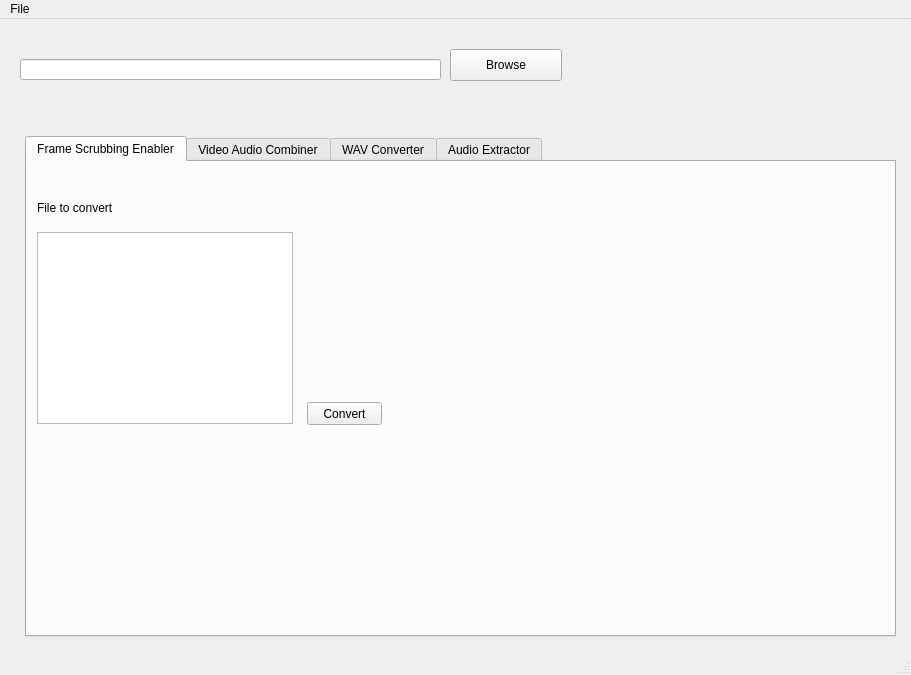
Old version of the form dsamainwindow.ui in the repository indra-dsa/dsa-multitool-gui.
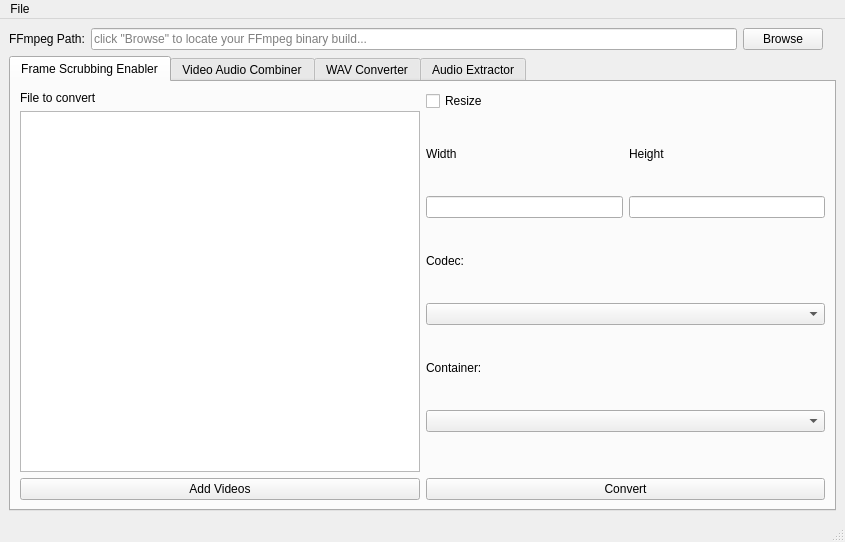
New version of the form. Icons and pictures are not drawn.

Patch:
```diff
--- a/dsamainwindow.ui
+++ b/dsamainwindow.ui
@@ -6,10 +6,16 @@
    <rect>
     <x>0</x>
     <y>0</y>
-    <width>911</width>
-    <height>675</height>
+    <width>845</width>
+    <height>542</height>
    </rect>
   </property>
+  <property name="sizePolicy">
+   <sizepolicy hsizetype="Minimum" vsizetype="Minimum">
+    <horstretch>0</horstretch>
+    <verstretch>0</verstretch>
+   </sizepolicy>
+  </property>
   <property name="windowTitle">
    <string>Double Shot Audio Multitool</string>
   </property>
@@ -18,15 +24,69 @@
     <normaloff>:/resources/images/Icon-Black.png</normaloff>:/resources/images/Icon-Black.png</iconset>
   </property>
   <widget class="QWidget" name="centralwidget">
+   <layout class="QVBoxLayout" name="verticalLayout_2">
+    <item>
+     <layout class="QHBoxLayout" name="horizontalLayout">
+      <item>
+       <layout class="QHBoxLayout" name="horizontalLayout_2">
+        <property name="spacing">
+         <number>-1</number>
+        </property>
+        <item>
+         <widget class="QLabel" name="label_3">
+          <property name="text">
+           <string>FFmpeg Path:</string>
+          </property>
+         </widget>
+        </item>
+        <item>
+         <widget class="QLineEdit" name="pathFfmpeg">
+          <property name="sizePolicy">
+           <sizepolicy hsizetype="Expanding" vsizetype="Fixed">
+            <horstretch>0</horstretch>
+            <verstretch>0</verstretch>
+           </sizepolicy>
+          </property>
+          <property name="placeholderText">
+           <string>click &quot;Browse&quot; to locate your FFmpeg binary build...</string>
+          </property>
+         </widget>
+        </item>
+        <item>
+         <widget class="QPushButton" name="browseFfmpeg">
+          <property name="text">
+           <string>Browse</string>
+          </property>
+         </widget>
+        </item>
+       </layout>
+      </item>
+      <item>
+       <widget class="QLabel" name="dsaLogo">
+        <property name="maximumSize">
+         <size>
+          <width>200</width>
+          <height>100</height>
+         </size>
+        </property>
+        <property name="autoFillBackground">
+         <bool>false</bool>
+        </property>
+        <property name="text">
+         <string/>
+        </property>
+        <property name="pixmap">
+         <pixmap resource="rsc.qrc">:/resources/images/Logo-Black.png</pixmap>
+        </property>
+        <property name="scaledContents">
+         <bool>true</bool>
+        </property>
+       </widget>
+      </item>
+     </layout>
+    </item>
+    <item>
    <widget class="QTabWidget" name="tabWidget">
-    <property name="geometry">
-     <rect>
-      <x>25</x>
-      <y>117</y>
-      <width>871</width>
-      <height>501</height>
-     </rect>
-    </property>
     <property name="currentIndex">
      <number>0</number>
     </property>
@@ -37,51 +97,25 @@
      <attribute name="title">
       <string>Frame Scrubbing Enabler</string>
      </attribute>
-     <widget class="QPushButton" name="pushButton">
-      <property name="geometry">
-       <rect>
-        <x>280</x>
-        <y>240</y>
-        <width>75</width>
-        <height>23</height>
-       </rect>
-      </property>
+       <layout class="QGridLayout" name="gridLayout_2">
+        <item row="0" column="0">
+         <layout class="QGridLayout" name="gridLayout">
+          <item row="0" column="1">
+           <widget class="QLabel" name="label_2">
       <property name="text">
-       <string>Convert</string>
-      </property>
-     </widget>
-     <widget class="QPlainTextEdit" name="plainTextEdit">
-      <property name="geometry">
-       <rect>
-        <x>110</x>
-        <y>-30</y>
-        <width>251</width>
-        <height>21</height>
-       </rect>
-      </property>
-     </widget>
-     <widget class="QLabel" name="label">
-      <property name="geometry">
-       <rect>
-        <x>110</x>
-        <y>-50</y>
-        <width>71</width>
-        <height>16</height>
-       </rect>
-      </property>
+             <string>File to convert</string>
+            </property>
+           </widget>
+          </item>
+          <item row="3" column="1">
+           <widget class="QPushButton" name="addItem">
       <property name="text">
-       <string>ffmpeg path</string>
-      </property>
-     </widget>
+             <string>Add Videos</string>
+            </property>
+           </widget>
+          </item>
+          <item row="1" column="1">
      <widget class="QListView" name="listView">
-      <property name="geometry">
-       <rect>
-        <x>10</x>
-        <y>70</y>
-        <width>256</width>
-        <height>192</height>
-       </rect>
-      </property>
       <property name="acceptDrops">
        <bool>true</bool>
       </property>
@@ -95,19 +129,92 @@
        <bool>true</bool>
       </property>
      </widget>
-     <widget class="QLabel" name="label_2">
-      <property name="geometry">
-       <rect>
-        <x>10</x>
-        <y>30</y>
-        <width>101</width>
-        <height>31</height>
-       </rect>
-      </property>
+          </item>
+         </layout>
+        </item>
+        <item row="0" column="1">
+         <layout class="QVBoxLayout" name="verticalLayout_4">
+          <item>
+           <widget class="QCheckBox" name="checkBox">
+            <property name="text">
+             <string>Resize</string>
+            </property>
+           </widget>
+          </item>
+          <item>
+           <layout class="QHBoxLayout" name="horizontalLayout_4">
+            <item>
+             <widget class="QLabel" name="label_6">
       <property name="text">
-       <string>File to convert</string>
-      </property>
-     </widget>
+               <string>Width</string>
+              </property>
+             </widget>
+            </item>
+            <item>
+             <widget class="QLabel" name="label_5">
+              <property name="text">
+               <string>Height</string>
+              </property>
+             </widget>
+            </item>
+           </layout>
+          </item>
+          <item>
+           <layout class="QHBoxLayout" name="horizontalLayout_3">
+            <item>
+             <widget class="QLineEdit" name="lineEdit_2"/>
+            </item>
+            <item>
+             <widget class="QLineEdit" name="lineEdit"/>
+            </item>
+           </layout>
+          </item>
+          <item>
+           <widget class="QLabel" name="label">
+            <property name="text">
+             <string>Codec:</string>
+            </property>
+           </widget>
+          </item>
+          <item>
+           <widget class="QComboBox" name="comboBox"/>
+          </item>
+          <item>
+           <widget class="QLabel" name="label_4">
+            <property name="text">
+             <string>Container:</string>
+            </property>
+           </widget>
+          </item>
+          <item>
+           <widget class="QComboBox" name="comboBox_2"/>
+          </item>
+          <item>
+           <spacer name="verticalSpacer_2">
+            <property name="orientation">
+             <enum>Qt::Vertical</enum>
+            </property>
+            <property name="sizeType">
+             <enum>QSizePolicy::Fixed</enum>
+            </property>
+            <property name="sizeHint" stdset="0">
+             <size>
+              <width>20</width>
+              <height>40</height>
+             </size>
+            </property>
+           </spacer>
+          </item>
+          <item>
+           <widget class="QPushButton" name="pushButton">
+            <property name="text">
+             <string>Convert</string>
+            </property>
+           </widget>
+          </item>
+         </layout>
+        </item>
+       </layout>
     </widget>
     <widget class="QWidget" name="tab_2">
      <attribute name="title">
@@ -125,55 +232,15 @@
      </attribute>
     </widget>
    </widget>
-   <widget class="QLabel" name="dsaLogo">
-    <property name="geometry">
-     <rect>
-      <x>708</x>
-      <y>9</y>
-      <width>201</width>
-      <height>131</height>
-     </rect>
-    </property>
-    <property name="text">
-     <string/>
-    </property>
-    <property name="pixmap">
-     <pixmap resource="rsc.qrc">:/resources/images/Logo-Black.png</pixmap>
-    </property>
-    <property name="scaledContents">
-     <bool>true</bool>
-    </property>
-   </widget>
-   <widget class="QPushButton" name="browseFfmpeg">
-    <property name="geometry">
-     <rect>
-      <x>450</x>
-      <y>30</y>
-      <width>112</width>
-      <height>32</height>
-     </rect>
-    </property>
-    <property name="text">
-     <string>Browse</string>
-    </property>
-   </widget>
-   <widget class="QLineEdit" name="pathFfmpeg">
-    <property name="geometry">
-     <rect>
-      <x>20</x>
-      <y>40</y>
-      <width>421</width>
-      <height>21</height>
-     </rect>
-    </property>
-   </widget>
+    </item>
+   </layout>
   </widget>
   <widget class="QMenuBar" name="menubar">
    <property name="geometry">
     <rect>
      <x>0</x>
      <y>0</y>
-     <width>911</width>
+     <width>845</width>
      <height>22</height>
     </rect>
    </property>
```
Lines whose indentation alone changed are shown as unchanged.
